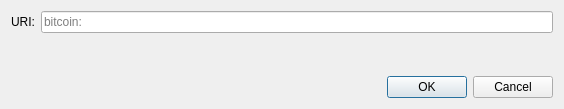
Old version of the form src/qt/forms/openuridialog.ui in the repository vertcoin-project/vertcoin-core.
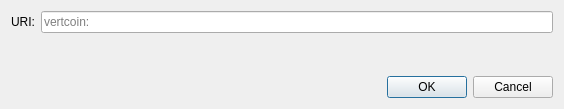
New version of the form. Custom widgets are drawn as their Qt base class.

What changed in the file:
```diff
--- a/src/qt/forms/openuridialog.ui
+++ b/src/qt/forms/openuridialog.ui
@@ -26,7 +26,7 @@
      <item>
       <widget class="QValidatedLineEdit" name="uriEdit">
        <property name="placeholderText">
-        <string notr="true">bitcoin:</string>
+        <string notr="true">vertcoin:</string>
        </property>
       </widget>
      </item>
```
Left out of the diff: 2 changed lines with no effect on the pictures.
